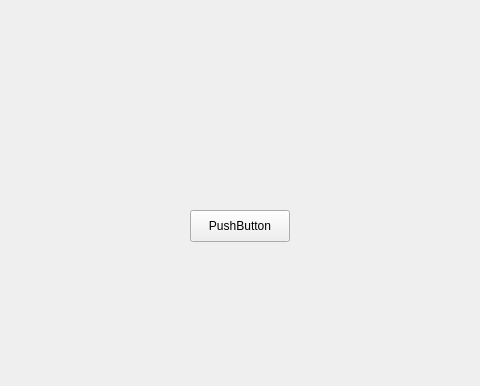
Old version of the form mainwindow.ui in the repository KlayClarke/ai-ssistant_cpp; both pictures show x 150 to 630 and y 0 to 386 of the 800 by 600 pixel window.
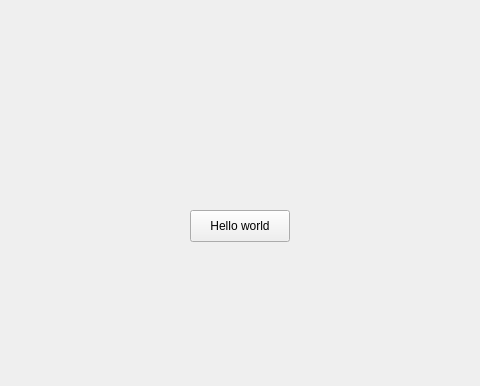
New version of the form.

Commit message: Created a button and api call function. When button clicked, api get request occurs to www.google.com

Patch:
```diff
--- a/mainwindow.ui
+++ b/mainwindow.ui
@@ -24,7 +24,7 @@
      </rect>
     </property>
     <property name="text">
-     <string>PushButton</string>
+     <string>Hello world</string>
     </property>
    </widget>
   </widget>
```
The commit also changes 4 other files.
